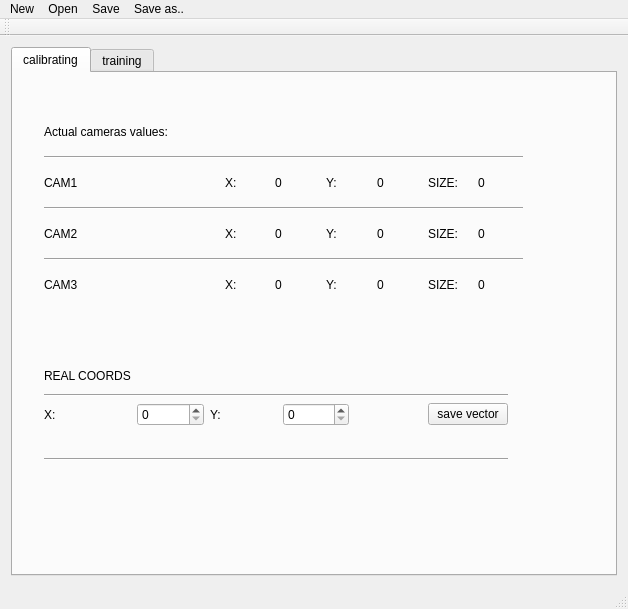
The window that App/calib_tools/calib_tool/calibtool.ui (ferot/dms) describes before a commit, drawn with Qt 5.
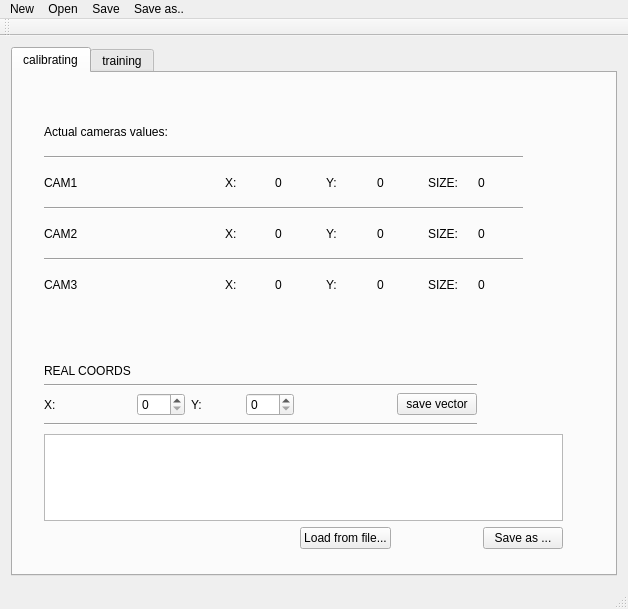
The same window after the commit.

Commit message: Handling generating dataset vector and storing/loading it from file.

```diff
--- a/App/calib_tools/calib_tool/calibtool.ui
+++ b/App/calib_tools/calib_tool/calibtool.ui
@@ -219,8 +219,8 @@
          <rect>
           <x>20</x>
           <y>280</y>
-          <width>501</width>
-          <height>145</height>
+          <width>541</width>
+          <height>207</height>
          </rect>
         </property>
         <layout class="QGridLayout" name="gridLayout_3">
@@ -304,6 +304,23 @@
            </property>
           </widget>
          </item>
+         <item row="9" column="0" colspan="7">
+          <widget class="QTextEdit" name="textEdit"/>
+         </item>
+         <item row="11" column="6">
+          <widget class="QPushButton" name="saveToFileButton">
+           <property name="text">
+            <string>Save as ...</string>
+           </property>
+          </widget>
+         </item>
+         <item row="11" column="4">
+          <widget class="QPushButton" name="loadFromFileButton">
+           <property name="text">
+            <string>Load from file...</string>
+           </property>
+          </widget>
+         </item>
         </layout>
        </widget>
       </widget>
```
Left out of the diff: 2 changed lines with no effect on the pictures. The commit also changes 2 other files.
